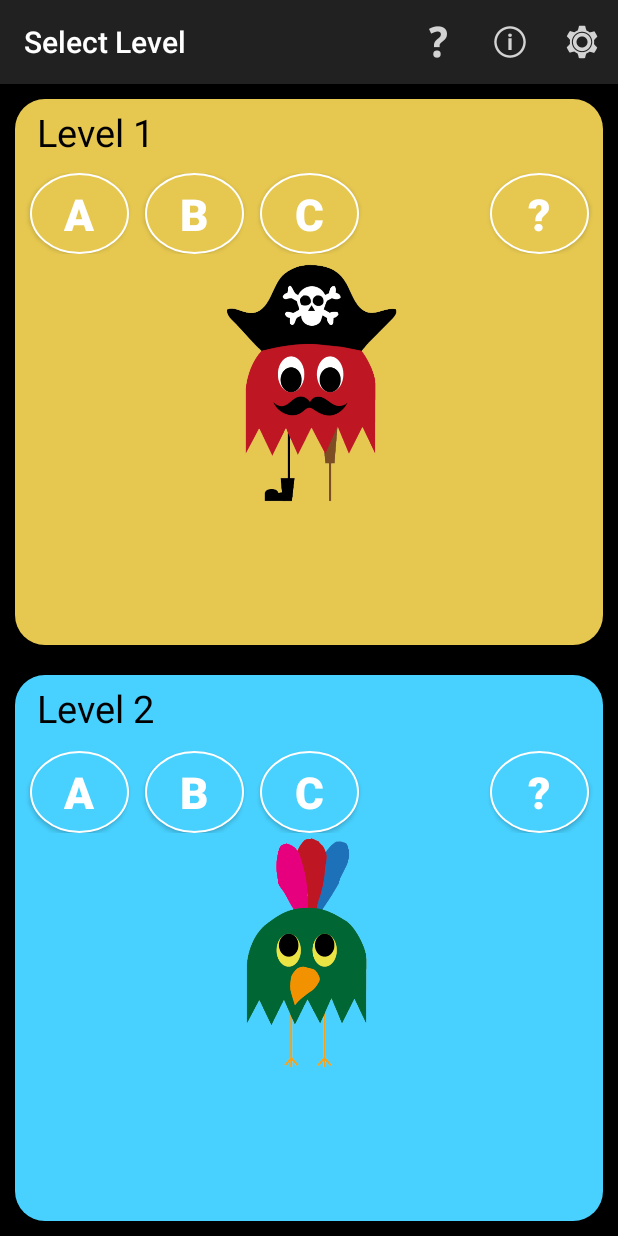
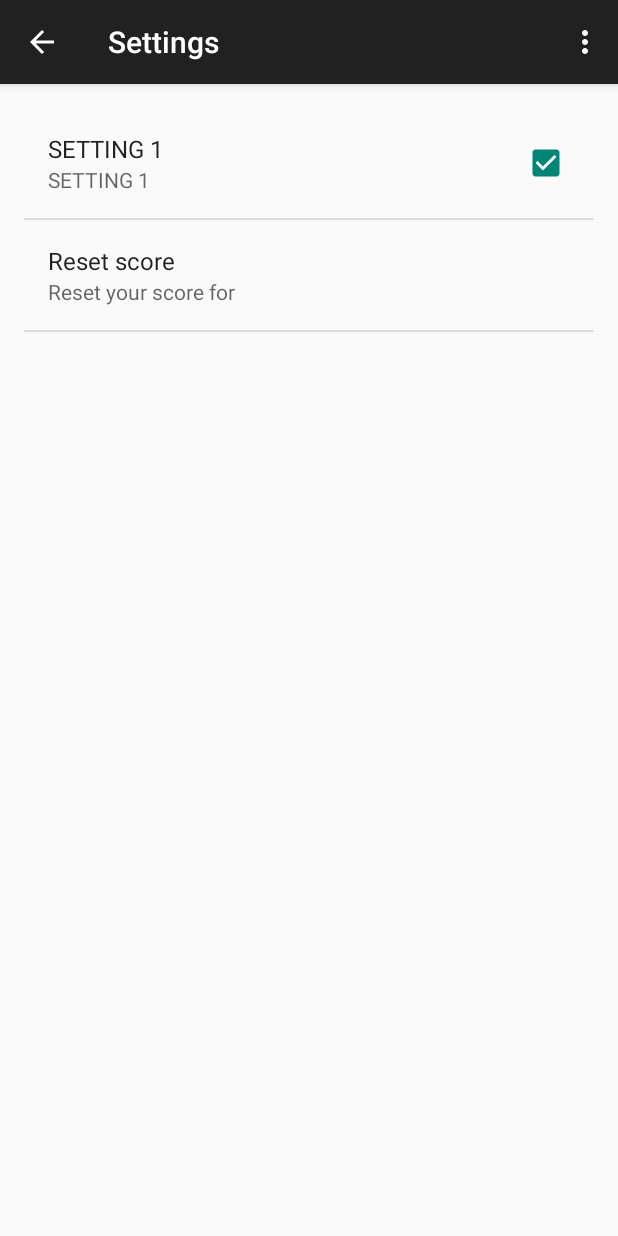
Before and after one commit to SariNusier/RandWalk, an Android app: the screen it shows after launch (MainActivity before the commit, SettingsActivity after it), after a tap on "Settings", on a phone screen of 412 x 824 dp. Run offline under Robolectric (Android 15) with nearby library versions, the phone set to English and light mode, and no system bars.

Commit message:
Added reset score setting and settings activity

```diff
--- a/app/src/main/java/com/example/sari/randomwalk/MainActivity.java
+++ b/app/src/main/java/com/example/sari/randomwalk/MainActivity.java
@@ -2,6 +2,7 @@ package com.example.sari.randomwalk;
 
 import android.app.FragmentManager;
 import android.content.Intent;
+import android.content.SharedPreferences;
 import android.support.v7.app.ActionBarActivity;
 import android.os.Bundle;
 import android.util.Log;
@@ -49,14 +50,20 @@ public class MainActivity extends ActionBarActivity {
     }
 
     public void showSettings(){
+        Intent intent = new Intent(this, SettingsActivity.class);
+        startActivity(intent);
+      // SharedPreferences preferences = getSharedPreferences("GAME_DATA",MODE_PRIVATE);
+     //  SharedPreferences.Editor editor = preferences.edit();
+      //  editor.putInt("score",0);
+        //editor.commit();
+    }
 
-    }
     public void showAboutDialog(){
         FragmentManager manager = getFragmentManager();
         MoreDialog dialog = new MoreDialog();
         dialog.show(manager,"Learn More");
     }
-
+    //methods to show dialogs with score for level1 and level2
     public void showScore1(View v){
         FragmentManager manager = getFragmentManager();
         ScoreDialog1 dialog1 = new ScoreDialog1();
@@ -68,13 +75,13 @@ public class MainActivity extends ActionBarActivity {
         dialog2.show(manager,"MyDialog");
     }
 
+    //methods for starting level1 and level2 activities
     public void startLevel1(View view){
        Button buttonClicked = (Button) view;
         Intent intent = new Intent(this, Level1Activity.class);
         intent.putExtra("SUB_LEVEL", buttonClicked.getText());
         startActivity(intent);
     }
-
     public void startLevel2(View view){
         Button buttonClicked = (Button) view;
         Intent intent = new Intent(this, Level2Activity.class);
--- /dev/null
+++ b/app/src/main/java/com/example/sari/randomwalk/SettingsActivity.java
@@ -0,0 +1,41 @@
+package com.example.sari.randomwalk;
+
+import android.preference.Preference;
+import android.support.v7.app.ActionBarActivity;
+import android.os.Bundle;
+import android.view.Menu;
+import android.view.MenuItem;
+
+
+public class SettingsActivity extends ActionBarActivity {
+
+    @Override
+    protected void onCreate(Bundle savedInstanceState) {
+        super.onCreate(savedInstanceState);
+        setContentView(R.layout.activity_settings);
+
+    }
+
+
+    @Override
+    public boolean onCreateOptionsMenu(Menu menu) {
+        // Inflate the menu; this adds items to the action bar if it is present.
+        getMenuInflater().inflate(R.menu.menu_settings, menu);
+        return true;
+    }
+
+    @Override
+    public boolean onOptionsItemSelected(MenuItem item) {
+        // Handle action bar item clicks here. The action bar will
+        // automatically handle clicks on the Home/Up button, so long
+        // as you specify a parent activity in AndroidManifest.xml.
+        int id = item.getItemId();
+
+        //noinspection SimplifiableIfStatement
+        if (id == R.id.action_settings) {
+            return true;
+        }
+
+        return super.onOptionsItemSelected(item);
+    }
+}
--- /dev/null
+++ b/app/src/main/java/com/example/sari/randomwalk/SettingsFragment.java
@@ -0,0 +1,45 @@
+package com.example.sari.randomwalk;
+
+import android.app.AlertDialog;
+import android.content.Context;
+import android.content.DialogInterface;
+import android.content.SharedPreferences;
+import android.os.Bundle;
+import android.preference.Preference;
+import android.preference.PreferenceFragment;
+
+/**
+ * Created by Sari on 1/22/2015.
+ */
+public class SettingsFragment extends PreferenceFragment {
+
+    @Override
+    public void onCreate(Bundle savedInstanceState) {
+        super.onCreate(savedInstanceState);
+
+        // Load the preferences from an XML resource
+        addPreferencesFromResource(R.xml.preferences);
+        Preference preferenceRestartScore = findPreference("reset_score");
+        preferenceRestartScore.setOnPreferenceClickListener(new Preference.OnPreferenceClickListener() {
+            @Override
+            public boolean onPreferenceClick(Preference preference) {
+                new AlertDialog.Builder(getActivity()).setTitle("Reset Score")
+                        .setMessage("Are you sure you want to reset your score?")
+                        .setPositiveButton("Yes",new DialogInterface.OnClickListener() {
+                            @Override
+                            public void onClick(DialogInterface dialog, int which) {
+
+                                SharedPreferences preferences = getActivity().getSharedPreferences("GAME_DATA", Context.MODE_PRIVATE);
+                                SharedPreferences.Editor editor = preferences.edit();
+                                editor.putInt("score",0);
+                                editor.commit();
+                            }
+                        })
+                        .setNegativeButton("No", null).show();
+
+
+                return false;
+            }
+        });
+    }
+}
--- /dev/null
+++ b/app/src/main/res/layout/activity_settings.xml
@@ -0,0 +1,15 @@
+<RelativeLayout xmlns:android="http://schemas.android.com/apk/res/android"
+    xmlns:tools="http://schemas.android.com/tools" android:layout_width="match_parent"
+    android:layout_height="match_parent" android:paddingLeft="@dimen/activity_horizontal_margin"
+    android:paddingRight="@dimen/activity_horizontal_margin"
+    android:paddingTop="@dimen/activity_vertical_margin"
+    android:paddingBottom="@dimen/activity_vertical_margin"
+    tools:context="com.example.sari.randomwalk.SettingsActivity">
+    <fragment
+        android:name="com.example.sari.randomwalk.SettingsFragment"
+        android:id="@+id/settings_fragment"
+        android:layout_width="match_parent"
+        android:layout_height="match_parent"
+        />
+
+</RelativeLayout>
--- /dev/null
+++ b/app/src/main/res/menu/menu_settings.xml
@@ -0,0 +1,7 @@
+<menu xmlns:android="http://schemas.android.com/apk/res/android"
+    xmlns:app="http://schemas.android.com/apk/res-auto"
+    xmlns:tools="http://schemas.android.com/tools"
+    tools:context="com.example.sari.randomwalk.SettingsActivity">
+    <item android:id="@+id/action_settings" android:title="@string/action_settings"
+        android:orderInCategory="100" app:showAsAction="never" />
+</menu>
--- a/app/src/main/res/values/strings.xml
+++ b/app/src/main/res/values/strings.xml
@@ -10,8 +10,7 @@
     ideal starting point, due to waddling in pirate\'s walk you still might fall into the sea! \n \n Try walking couple of times.\n If you are really unlucky, you will be able to change your starting point.</string>
     <string name="intro_level2A"></string>
     <string name="guite_level2a"></string>
-    <string name="learn_more_main_menu">
-        The parrot\’s feather coloration
+    <string name="learn_more_main_menu">        The parrot\’s feather coloration
         pattern doesn\’t look like a
         perfect copy of its parents\’ one, with whom it shares the genetic heritage. Genetic
         differences occur due to a rearrangement of DNA during the reproduction (“crossover”) and
@@ -28,10 +27,12 @@
     expression products(e.g. proteins) as "noise", regardless of the source. They call "extrinsic"
      the noise due to microscopic cell-to-cell differences of environment and history, "intrinsic" the
     one due to random fluctuations."</string>
+
     <color name="Level1">#E6C850</color>
     <color name="Level2">#48D1FF</color>
 
     <string name="title_activity_level1">Level1</string>
     <string name="title_activity_level2">Level2</string>
+    <string name="title_activity_settings">Settings</string>
 
 </resources>
--- /dev/null
+++ b/app/src/main/res/xml/preferences.xml
@@ -0,0 +1,13 @@
+<?xml version="1.0" encoding="utf-8"?>
+<PreferenceScreen xmlns:android="http://schemas.android.com/apk/res/android">
+    <CheckBoxPreference
+        android:key="pref_sync"
+        android:title="SETTING 1"
+        android:summary="SETTING 1"
+        android:defaultValue="true" />
+    <Preference
+        android:key="reset_score"
+        android:title="Reset score"
+        android:summary="Reset your score for"
+        />
+</PreferenceScreen>
```
Also changed, not shown: app/src/main/AndroidManifest.xml (+12 -4 lines), app/src/main/res/layout/activity_settings2.xml (added, +12 -0 lines).
